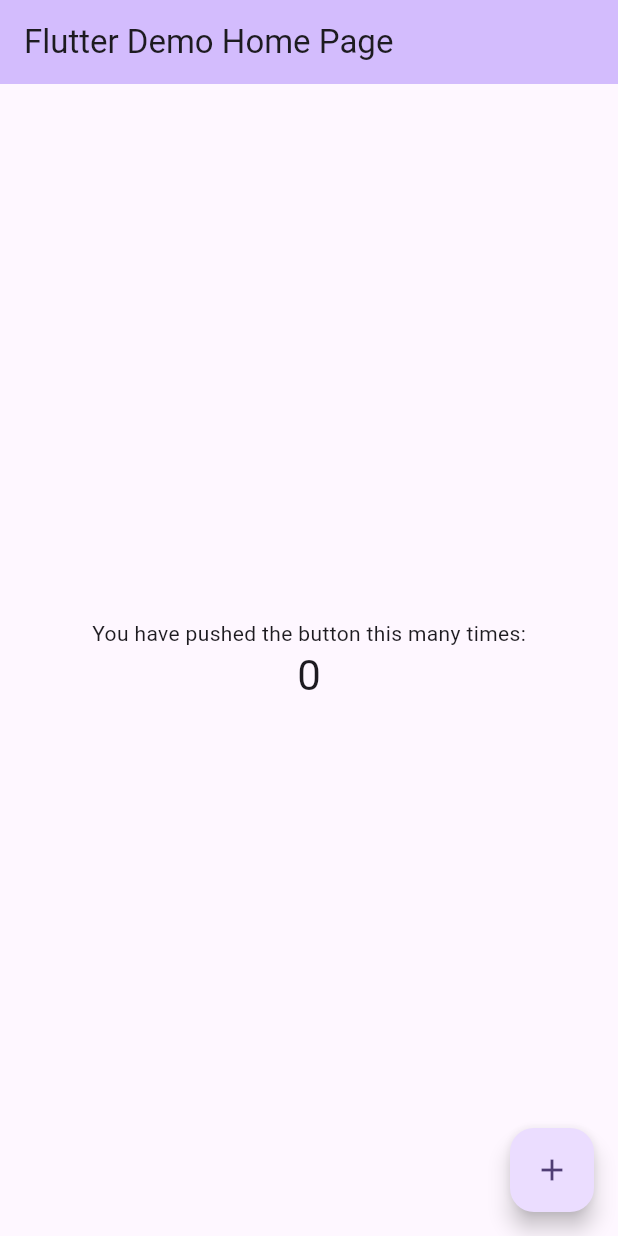
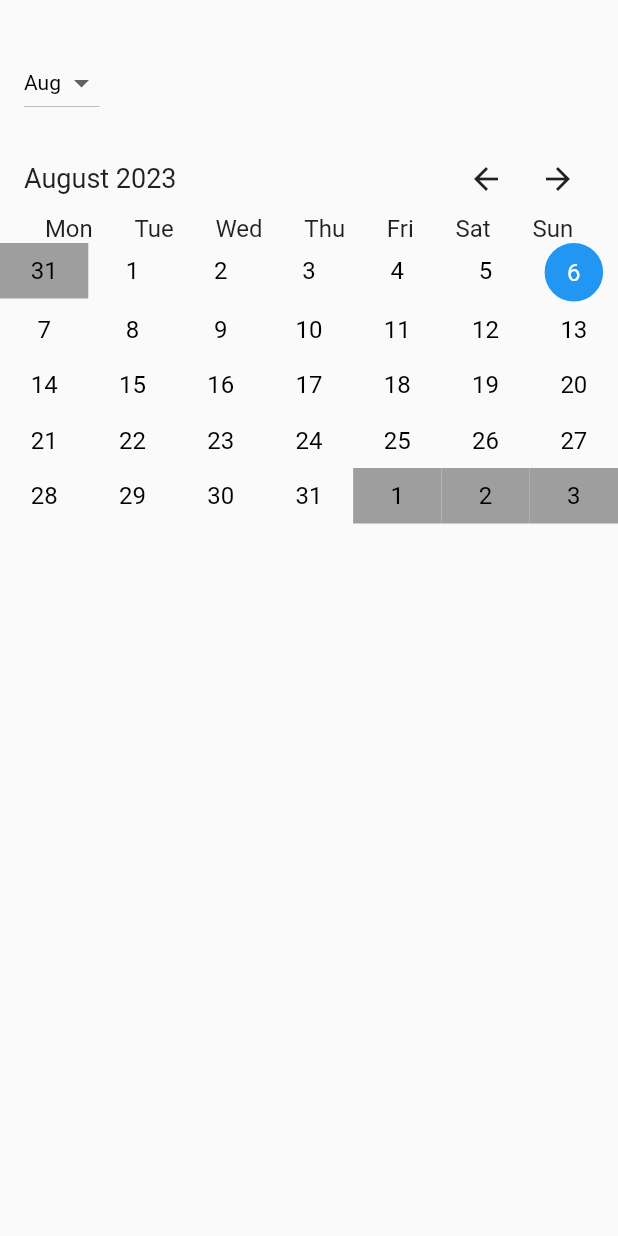
Before and after one commit to jushkinbekrashidovich/udevs_task, a Flutter app: the screen it shows after launch, on a phone screen of 412 x 824 dp. Run offline on Flutter 3.47's test engine with Material 2 defaults, Android fonts, the phone set to English and light mode, and no system bars; our stand-ins replace flutter_bloc.

Commit message:
added calendar page

```diff
--- /dev/null
+++ b/lib/domain/entities/event.dart
@@ -0,0 +1,15 @@
+class Event {
+  final String name;
+  final String description;
+  final String location;
+  final DateTime time;
+  final String priority;
+
+  Event({
+    required this.name,
+    required this.description,
+    required this.location,
+    required this.time,
+    required this.priority,
+  });
+}
--- a/lib/main.dart
+++ b/lib/main.dart
@@ -1,125 +1,30 @@
 import 'package:flutter/material.dart';
+import 'package:flutter_bloc/flutter_bloc.dart';
+import 'package:udevs_task/presentation/pages/calendar_page.dart';
+
+import 'presentation/blocs/calendar_bloc.dart';
 
 void main() {
-  runApp(const MyApp());
+  runApp(MyApp());
 }
 
 class MyApp extends StatelessWidget {
-  const MyApp({super.key});
+  const MyApp({Key? key}) : super(key: key);
 
-  // This widget is the root of your application.
   @override
   Widget build(BuildContext context) {
     return MaterialApp(
-      title: 'Flutter Demo',
+      debugShowCheckedModeBanner: false,
+      title: 'Udevs Task',
       theme: ThemeData(
-        // This is the theme of your application.
-        //
-        // TRY THIS: Try running your application with "flutter run". You'll see
-        // the application has a blue toolbar. Then, without quitting the app,
-        // try changing the seedColor in the colorScheme below to Colors.green
-        // and then invoke "hot reload" (save your changes or press the "hot
-        // reload" button in a Flutter-supported IDE, or press "r" if you used
-        // the command line to start the app).
-        //
-        // Notice that the counter didn't reset back to zero; the application
-        // state is not lost during the reload. To reset the state, use hot
-        // restart instead.
-        //
-        // This works for code too, not just values: Most code changes can be
-        // tested with just a hot reload.
-        colorScheme: ColorScheme.fromSeed(seedColor: Colors.deepPurple),
-        useMaterial3: true,
+        // Set your app's theme here
+        primarySwatch: Colors.blue,
+        visualDensity: VisualDensity.adaptivePlatformDensity,
       ),
-      home: const MyHomePage(title: 'Flutter Demo Home Page'),
+      home: BlocProvider(
+        create: (context) => CalendarBloc()..add(FetchCalendarEvent()),
+        child: CalendarPage(),
+      ),
     );
   }
 }
-
-class MyHomePage extends StatefulWidget {
-  const MyHomePage({super.key, required this.title});
-
-  // This widget is the home page of your application. It is stateful, meaning
-  // that it has a State object (defined below) that contains fields that affect
-  // how it looks.
-
-  // This class is the configuration for the state. It holds the values (in this
-  // case the title) provided by the parent (in this case the App widget) and
-  // used by the build method of the State. Fields in a Widget subclass are
-  // always marked "final".
-
-  final String title;
-
-  @override
-  State<MyHomePage> createState() => _MyHomePageState();
-}
-
-class _MyHomePageState extends State<MyHomePage> {
-  int _counter = 0;
-
-  void _incrementCounter() {
-    setState(() {
-      // This call to setState tells the Flutter framework that something has
-      // changed in this State, which causes it to rerun the build method below
-      // so that the display can reflect the updated values. If we changed
-      // _counter without calling setState(), then the build method would not be
-      // called again, and so nothing would appear to happen.
-      _counter++;
-    });
-  }
-
-  @override
-  Widget build(BuildContext context) {
-    // This method is rerun every time setState is called, for instance as done
-    // by the _incrementCounter method above.
-    //
-    // The Flutter framework has been optimized to make rerunning build methods
-    // fast, so that you can just rebuild anything that needs updating rather
-    // than having to individually change instances of widgets.
-    return Scaffold(
-      appBar: AppBar(
-        // TRY THIS: Try changing the color here to a specific color (to
-        // Colors.amber, perhaps?) and trigger a hot reload to see the AppBar
-        // change color while the other colors stay the same.
-        backgroundColor: Theme.of(context).colorScheme.inversePrimary,
-        // Here we take the value from the MyHomePage object that was created by
-        // the App.build method, and use it to set our appbar title.
-        title: Text(widget.title),
-      ),
-      body: Center(
-        // Center is a layout widget. It takes a single child and positions it
-        // in the middle of the parent.
-        child: Column(
-          // Column is also a layout widget. It takes a list of children and
-          // arranges them vertically. By default, it sizes itself to fit its
-          // children horizontally, and tries to be as tall as its parent.
-          //
-          // Column has various properties to control how it sizes itself and
-          // how it positions its children. Here we use mainAxisAlignment to
-          // center the children vertically; the main axis here is the vertical
-          // axis because Columns are vertical (the cross axis would be
-          // horizontal).
-          //
-          // TRY THIS: Invoke "debug painting" (choose the "Toggle Debug Paint"
-          // action in the IDE, or press "p" in the console), to see the
-          // wireframe for each widget.
-          mainAxisAlignment: MainAxisAlignment.center,
-          children: <Widget>[
-            const Text(
-              'You have pushed the button this many times:',
-            ),
-            Text(
-              '$_counter',
-              style: Theme.of(context).textTheme.headlineMedium,
-            ),
-          ],
-        ),
-      ),
-      floatingActionButton: FloatingActionButton(
-        onPressed: _incrementCounter,
-        tooltip: 'Increment',
-        child: const Icon(Icons.add),
-      ), // This trailing comma makes auto-formatting nicer for build methods.
-    );
-  }
-}
--- /dev/null
+++ b/lib/presentation/blocs/calendar_bloc.dart
@@ -0,0 +1,80 @@
+import 'package:flutter_bloc/flutter_bloc.dart';
+
+// Define the state for the calendar
+abstract class CalendarState {}
+
+class CalendarLoadingState extends CalendarState {}
+
+class CalendarLoadedState extends CalendarState {
+  final List<DateTime> events; // List of events to display on the calendar
+  final DateTime selectedDate; // Currently selected date
+
+  CalendarLoadedState({
+    required this.events,
+    required this.selectedDate,
+  });
+}
+
+// Define the events for the calendar
+abstract class CalendarEvent {}
+
+class FetchCalendarEvent extends CalendarEvent {}
+
+class SelectDateEvent extends CalendarEvent {
+  final DateTime selectedDate;
+
+  SelectDateEvent(this.selectedDate);
+}
+
+class NextMonthEvent extends CalendarEvent {}
+
+class PreviousMonthEvent extends CalendarEvent {}
+
+// Define the CalendarBloc
+class CalendarBloc extends Bloc<CalendarEvent, CalendarState> {
+  late DateTime _currentMonth;
+
+  CalendarBloc() : super(CalendarLoadingState()) {
+    _currentMonth = DateTime.now();
+    on<FetchCalendarEvent>(_fetchCalendar);
+    on<SelectDateEvent>(_selectDate);
+    on<NextMonthEvent>(_navigateToNextMonth);
+    on<PreviousMonthEvent>(_navigateToPreviousMonth);
+  }
+
+  void _fetchCalendar(FetchCalendarEvent event, Emitter<CalendarState> emit) {
+    // Here, you can fetch the list of events for the calendar
+    // Replace this with your logic to fetch events from the repository
+    final List<DateTime> events = []; // Replace this with the actual events
+
+    // Start with the current date as the selected date
+    final DateTime selectedDate = DateTime.now();
+
+    emit(CalendarLoadedState(events: events, selectedDate: selectedDate));
+  }
+
+  void _selectDate(SelectDateEvent event, Emitter<CalendarState> emit) {
+    // Handle the event when a date is selected
+    emit(CalendarLoadedState(
+      events: (state as CalendarLoadedState).events,
+      selectedDate: event.selectedDate,
+    ));
+  }
+
+  void _navigateToNextMonth(NextMonthEvent event, Emitter<CalendarState> emit) {
+    _currentMonth = DateTime(_currentMonth.year, _currentMonth.month + 1, 1);
+    emit(CalendarLoadedState(
+      events: (state as CalendarLoadedState).events,
+      selectedDate: (state as CalendarLoadedState).selectedDate,
+    ));
+  }
+
+  void _navigateToPreviousMonth(
+      PreviousMonthEvent event, Emitter<CalendarState> emit) {
+    _currentMonth = DateTime(_currentMonth.year, _currentMonth.month - 1, 1);
+    emit(CalendarLoadedState(
+      events: (state as CalendarLoadedState).events,
+      selectedDate: (state as CalendarLoadedState).selectedDate,
+    ));
+  }
+}
--- /dev/null
+++ b/lib/presentation/pages/calendar_page.dart
@@ -0,0 +1,177 @@
+import 'package:flutter/material.dart';
+import 'package:flutter_bloc/flutter_bloc.dart';
+//import 'package:intl/intl.dart'; // Import the intl package for date formatting
+
+import '../blocs/calendar_bloc.dart';
+import '../widgets/custom_calendar.dart';
+
+class CalendarPage extends StatelessWidget {
+  const CalendarPage({Key? key}) : super(key: key);
+
+  String formatMonthYear(DateTime date) {
+    final List<String> months = [
+      'January',
+      'February',
+      'March',
+      'April',
+      'May',
+      'June',
+      'July',
+      'August',
+      'September',
+      'October',
+      'November',
+      'December'
+    ];
+    String month = months[date.month - 1];
+    String year = date.year.toString();
+    return '$month $year';
+  }
+
+  @override
+  Widget build(BuildContext context) {
+    return Scaffold(
+      body: BlocBuilder<CalendarBloc, CalendarState>(
+        builder: (context, state) {
+          return Column(
+            crossAxisAlignment: CrossAxisAlignment.start,
+            children: [
+              Padding(
+                padding: const EdgeInsets.all(16.0),
+                child: Column(
+                  crossAxisAlignment: CrossAxisAlignment.center,
+                  children: [
+                    SizedBox(height: 15),
+                    DropdownButton<String>(
+  items: ['January', 'February', 'March', 'April', 'May', 'June', 'July', 'August', 'September', 'October', 'November', 'December']
+      .map((String value) {
+    return DropdownMenuItem<String>(
+      value: value,
+      child: Text(
+        value.substring(0, 3), // Display the first three characters as the abbreviated month name
+        style: TextStyle(
+          color: Colors.black,
+          fontWeight: FontWeight.w400,
+          fontSize: 14,
+        ),
+      ),
+    );
+  }).toList(),
+  onChanged: (String? newValue) {
+    // Replace with your logic to handle dropdown selection
+    print('Selected: $newValue');
+  },
+  value: 'August', // Replace with the selected value
+),
+
+                  ],
+                ),
+              ),
+              Padding(
+                padding: const EdgeInsets.symmetric(horizontal: 16.0),
+                child: Row(
+                  mainAxisAlignment: MainAxisAlignment.spaceBetween,
+                  children: [
+                    BlocBuilder<CalendarBloc, CalendarState>(
+                      builder: (context, state) {
+                        if (state is CalendarLoadedState) {
+                          return Text(
+                            formatMonthYear(
+                                (state as CalendarLoadedState)
+                                    .selectedDate), // Display current month and year
+                            style: TextStyle(fontSize: 18),
+                          );
+                        } else {
+                          return Text(
+                            'Calendar',
+                            style: TextStyle(fontSize: 18),
+                          );
+                        }
+                      },
+                    ),
+                    Row(
+                      children: [
+                        IconButton(
+                          onPressed: () {
+                            context.read<CalendarBloc>().add(PreviousMonthEvent());
+                          },
+                          icon: Icon(Icons.arrow_back),
+                        ),
+                        IconButton(
+                          onPressed: () {
+                            context.read<CalendarBloc>().add(NextMonthEvent());
+                          },
+                          icon: Icon(Icons.arrow_forward),
+                        ),
+                      ],
+                    ),
+                  ],
+                ),
+              ),
+              Padding(
+                padding: const EdgeInsets.symmetric(horizontal: 16.0),
+                child: Row(
+                  mainAxisAlignment: MainAxisAlignment.spaceAround,
+                  children: [
+                    Text(
+                      'Mon',
+                      style: TextStyle(fontSize: 16),
+                    ), // Replace with week day names (e.g., Mon, Tue, etc.)
+                    Text(
+                      'Tue',
+                      style: TextStyle(fontSize: 16),
+                    ),
+                    Text(
+                      'Wed',
+                      style: TextStyle(fontSize: 16),
+                    ),
+                    Text(
+                      'Thu',
+                      style: TextStyle(fontSize: 16),
+                    ),
+                    Text(
+                      'Fri',
+                      style: TextStyle(fontSize: 16),
+                    ),
+                    Text(
+                      'Sat',
+                      style: TextStyle(fontSize: 16),
+                    ),
+                    Text(
+                      'Sun',
+                      style: TextStyle(fontSize: 16),
+                    ),
+                  ],
+                ),
+              ),
+              Expanded(
+                child: BlocBuilder<CalendarBloc, CalendarState>(
+                  builder: (context, state) {
+                    if (state is CalendarLoadedState) {
+                      return CustomCalendar(
+                        events: state
+                            .events, // Pass the list of events from the BloC state
+                        selectedDate: state
+                            .selectedDate, // Pass the selected date from the BloC state
+                        onDateSelected: (selectedDate) {
+                          // Dispatch the event to the Bloc when a date is selected
+                          context
+                              .read<CalendarBloc>()
+                              .add(SelectDateEvent(selectedDate));
+                        },
+                      );
+                    } else {
+                      return Center(
+                        child: CircularProgressIndicator(),
+                      );
+                    }
+                  },
+                ),
+              ),
+            ],
+          );
+        },
+      ),
+    );
+  }
+}
--- /dev/null
+++ b/lib/presentation/widgets/custom_calendar.dart
@@ -0,0 +1,89 @@
+import 'package:flutter/material.dart';
+
+class CustomCalendar extends StatelessWidget {
+  final List<DateTime> events; // List of events to display on the calendar
+  final DateTime selectedDate; // Currently selected date
+  final Function(DateTime selectedDate) onDateSelected;
+
+  const CustomCalendar({
+    Key? key,
+    required this.events,
+    required this.selectedDate,
+    required this.onDateSelected,
+  }) : super(key: key);
+
+  @override
+  Widget build(BuildContext context) {
+    final List<TableRow> rows = _buildCalendarRows();
+    return Table(
+      children: rows,
+    );
+  }
+
+  List<TableRow> _buildCalendarRows() {
+    final List<TableRow> rows = [];
+    final DateTime currentDate =
+        DateTime(selectedDate.year, selectedDate.month, 1);
+    final DateTime endDate =
+        DateTime(selectedDate.year, selectedDate.month + 1, 0);
+    final int daysInMonth = endDate.day;
+    final int firstWeekday = currentDate.weekday;
+
+    int currentDay = 1 - firstWeekday;
+    while (currentDay <= daysInMonth) {
+      List<Widget> rowChildren = [];
+      for (int i = 0; i < 7; i++) {
+        final DateTime day = currentDate.add(Duration(days: currentDay));
+        final bool isCurrentMonth = day.month == selectedDate.month;
+        final bool isSelected = _isSelectedDate(day);
+
+        rowChildren.add(_buildCalendarCell(day, isSelected, isCurrentMonth));
+        currentDay++;
+      }
+
+      rows.add(TableRow(children: rowChildren));
+    }
+
+    return rows;
+  }
+
+  Widget _buildCalendarCell(
+      DateTime day, bool isSelected, bool isCurrentMonth) {
+    // Customize the appearance of each cell here
+    final Color cellColor = isSelected
+        ? Colors.blue
+        : (isCurrentMonth ? Colors.transparent : Colors.grey);
+    final Color textColor = isSelected ? Colors.white : Colors.black;
+    return GestureDetector(
+      onTap: () => _onDateTap(day),
+      child: Container(
+        alignment: Alignment.center,
+        padding: const EdgeInsets.all(8),
+        decoration: BoxDecoration(
+          color: cellColor,
+          shape: _isSelectedDate(day)
+              ? BoxShape.circle
+              : BoxShape.rectangle, // Set shape to circle for selected date
+          border: _isSelectedDate(day)
+              ? Border.all(color: Colors.blue, width: 2)
+              : Border.all(
+                  color: Colors.transparent), // Set border for selected date
+        ),
+        child: Text(
+          '${day.day}',
+          style: TextStyle(fontSize: 16, color: textColor),
+        ),
+      ),
+    );
+  }
+
+  bool _isSelectedDate(DateTime day) {
+    return selectedDate.year == day.year &&
+        selectedDate.month == day.month &&
+        selectedDate.day == day.day;
+  }
+
+  void _onDateTap(DateTime selectedDate) {
+    onDateSelected(selectedDate);
+  }
+}
--- a/pubspec.yaml
+++ b/pubspec.yaml
@@ -35,6 +35,8 @@ dependencies:
   # The following adds the Cupertino Icons font to your application.
   # Use with the CupertinoIcons class for iOS style icons.
   cupertino_icons: ^1.0.2
+  flutter_bloc: ^8.1.3
+  sqflite: ^2.3.0
 
 dev_dependencies:
   flutter_test:
```
Also changed, not shown: lib/core/utilities.dart (added), lib/data/repositories/event_repositories_impl.dart (added), lib/domain/usecases/create_event_usecase.dart (added), lib/domain/usecases/delete_event_usecase.dart (added), lib/presentation/blocs/event_bloc.dart (added), lib/presentation/blocs/filter_bloc.dart (added), lib/presentation/pages/add_event_page.dart (added), lib/presentation/pages/details_event_page.dart (added), pubspec.lock, 1 other file.
